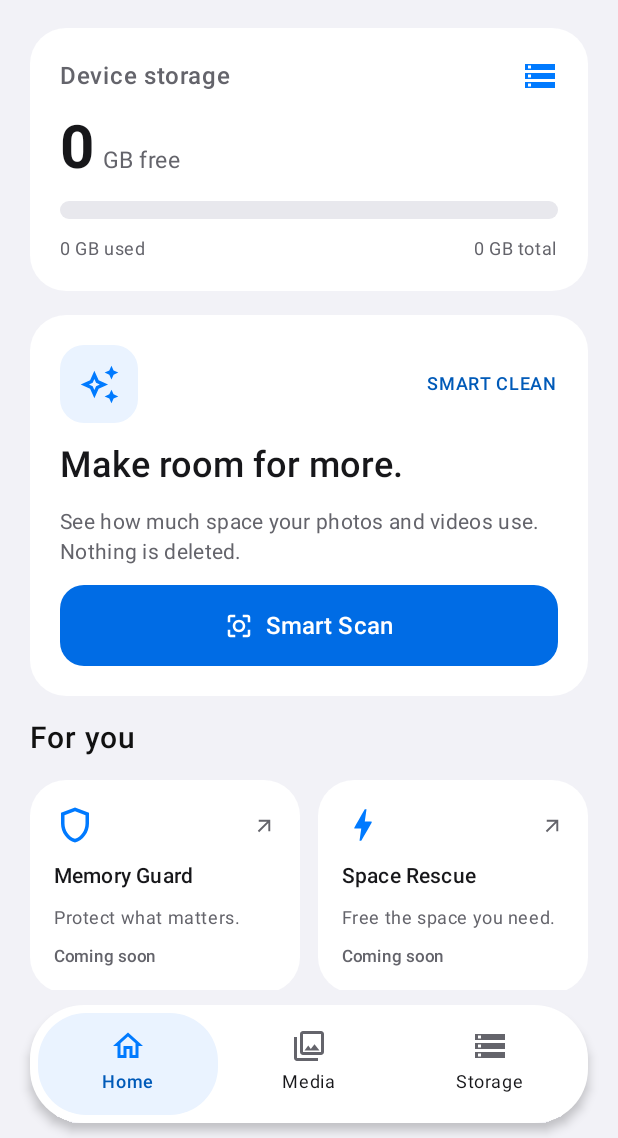
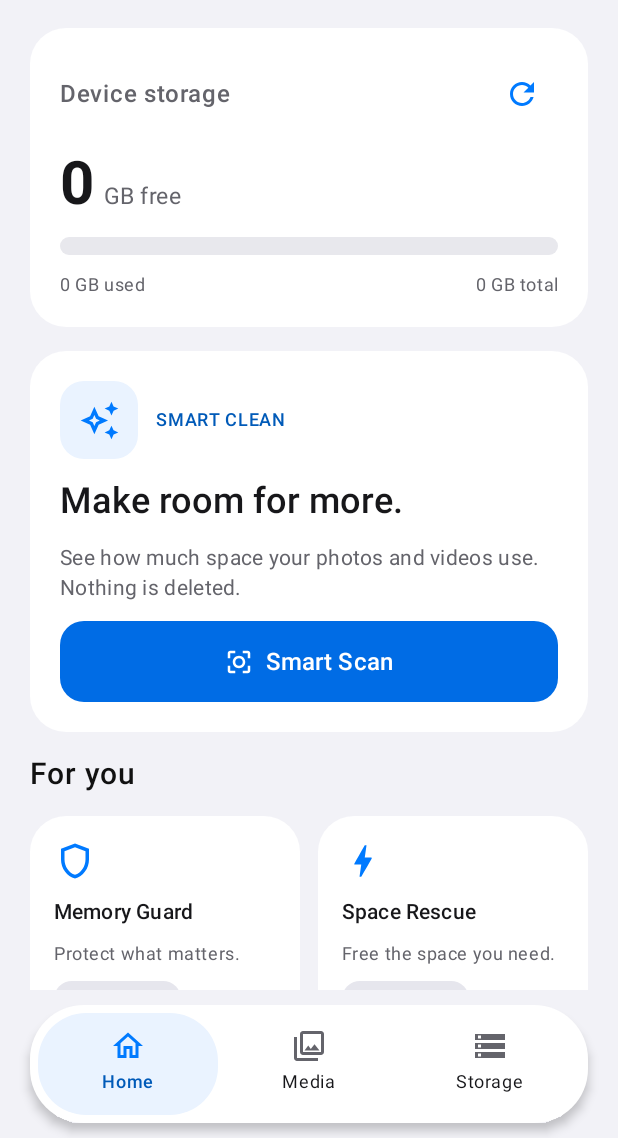
Before and after one commit to helloskyorigin/cleanova, an Android app built with Jetpack Compose: the screen it shows after launch (MainActivity), on a phone screen of 412 x 824 dp, the part 98-1236 px from its top. Run offline under Robolectric (Android 15) with nearby library versions, the phone set to English and light mode, and no system bars.

Commit message:
feat(home): polish adaptive storage and honest scan experience

```diff
--- a/app/src/main/java/com/cleanova/app/features/home/HomeScreen.kt
+++ b/app/src/main/java/com/cleanova/app/features/home/HomeScreen.kt
@@ -18,6 +18,7 @@ import androidx.compose.ui.draw.clip
 import androidx.compose.ui.graphics.Color
 import androidx.compose.ui.graphics.vector.ImageVector
 import androidx.compose.ui.platform.LocalHapticFeedback
+import androidx.compose.ui.platform.LocalDensity
 import androidx.compose.ui.hapticfeedback.HapticFeedbackType
 import androidx.compose.ui.res.stringResource
 import androidx.compose.ui.semantics.ProgressBarRangeInfo
@@ -88,20 +89,33 @@ private fun HomeStorageCard(state: HomeState, onRefresh: () -> Unit) = Panel {
     Row(Modifier.fillMaxWidth(), verticalAlignment = Alignment.CenterVertically) {
         Text(stringResource(R.string.home_device_storage), Modifier.weight(1f),
             color = MaterialTheme.colorScheme.onSurfaceVariant, fontWeight = FontWeight.Medium)
-        Icon(Icons.Outlined.Storage, null, tint = MaterialTheme.colorScheme.primary)
+        IconButton(onClick = onRefresh) {
+            Icon(Icons.Outlined.Refresh, stringResource(R.string.home_refresh_storage), tint = MaterialTheme.colorScheme.primary)
+        }
     }
     val cap = state.capacity
     if (cap == null) {
-        Text(stringResource(if (state.capacityError) R.string.home_storage_unavailable else R.string.home_storage_loading))
+        Text(stringResource(if (state.capacityError) R.string.home_storage_unavailable else R.string.home_storage_loading),
+            color = MaterialTheme.colorScheme.onSurfaceVariant)
         if (state.capacityError) TextButton(onClick = onRefresh) { Text(stringResource(R.string.home_retry)) }
+        else LinearProgressIndicator(Modifier.fillMaxWidth())
     } else {
-        Row(verticalAlignment = Alignment.Bottom, horizontalArrangement = Arrangement.spacedBy(5.dp)) {
-            Text(NumberFormat.getNumberInstance().apply { maximumFractionDigits = 1 }
-                .format(cap.available.coerceAtLeast(0) / 1_000_000_000.0),
-                fontSize = 40.sp, fontWeight = FontWeight.Bold, lineHeight = 46.sp,
-                modifier = Modifier.alignByBaseline())
-            Text(stringResource(R.string.home_gb_free), color = MaterialTheme.colorScheme.onSurfaceVariant,
-                fontSize = 15.sp, modifier = Modifier.alignByBaseline())
+        val available = NumberFormat.getNumberInstance().apply { maximumFractionDigits = 1 }
+            .format(cap.available.coerceIn(0, cap.total.coerceAtLeast(0)) / 1_000_000_000.0)
+        BoxWithConstraints(Modifier.fillMaxWidth()) {
+            if (maxWidth < 220.dp || LocalDensity.current.fontScale >= 1.4f) {
+                Column {
+                    Text(available, fontSize = 36.sp, fontWeight = FontWeight.Bold)
+                    Text(stringResource(R.string.home_gb_free), color = MaterialTheme.colorScheme.onSurfaceVariant)
+                }
+            } else {
+                Row(horizontalArrangement = Arrangement.spacedBy(6.dp)) {
+                    Text(available, fontSize = 40.sp, fontWeight = FontWeight.Bold,
+                        lineHeight = 46.sp, modifier = Modifier.alignByBaseline())
+                    Text(stringResource(R.string.home_gb_free), color = MaterialTheme.colorScheme.onSurfaceVariant,
+                        fontSize = 15.sp, modifier = Modifier.alignByBaseline())
+                }
+            }
         }
         val progress by animateFloatAsState(cap.fraction, tween(CleanovaMotion.storageProgressMs), label = "homeStorage")
         Box(Modifier.fillMaxWidth().height(12.dp).clip(CircleShape)
@@ -113,8 +127,9 @@ private fun HomeStorageCard(state: HomeState, onRefresh: () -> Unit) = Panel {
         Row(Modifier.fillMaxWidth(), horizontalArrangement = Arrangement.SpaceBetween) {
             Text(stringResource(R.string.home_used, gb(cap.used)), Modifier.weight(1f),
                 style = MaterialTheme.typography.bodySmall, color = MaterialTheme.colorScheme.onSurfaceVariant)
-            Text(stringResource(R.string.home_total, gb(cap.total)),
-                style = MaterialTheme.typography.bodySmall, color = MaterialTheme.colorScheme.onSurfaceVariant)
+            Text(stringResource(R.string.home_total, gb(cap.total)), Modifier.weight(1f),
+                style = MaterialTheme.typography.bodySmall, color = MaterialTheme.colorScheme.onSurfaceVariant,
+                textAlign = androidx.compose.ui.text.style.TextAlign.End)
         }
         if (state.capacityError) {
             Text(stringResource(R.string.home_stale_storage), style = MaterialTheme.typography.bodySmall)
@@ -135,7 +150,7 @@ private fun SmartCleanCard(
         Box(Modifier.size(52.dp).clip(RoundedCornerShape(16.dp)).background(MaterialTheme.colorScheme.primaryContainer), contentAlignment = Alignment.Center) {
             Icon(Icons.Outlined.AutoAwesome, null, Modifier.size(27.dp), tint = MaterialTheme.colorScheme.primary)
         }
-        Spacer(Modifier.weight(1f))
+        Spacer(Modifier.width(12.dp))
         Text(stringResource(R.string.home_smart_clean), style = MaterialTheme.typography.labelMedium,
             fontWeight = FontWeight.SemiBold, color = MaterialTheme.colorScheme.onPrimaryContainer)
     }
@@ -143,6 +158,8 @@ private fun SmartCleanCard(
     Text(stringResource(R.string.home_smart_description), color = MaterialTheme.colorScheme.onSurfaceVariant,
         style = MaterialTheme.typography.bodyMedium)
     if (state.scanning) {
+        Text(stringResource(R.string.home_scan_progress), style = MaterialTheme.typography.bodySmall,
+            color = MaterialTheme.colorScheme.onSurfaceVariant)
         LinearProgressIndicator(Modifier.fillMaxWidth())
         OutlinedButton(onClick = onCancel, modifier = Modifier.fillMaxWidth()) {
             Text(stringResource(R.string.home_cancel_scan))
@@ -153,12 +170,20 @@ private fun SmartCleanCard(
             shape = RoundedCornerShape(CleanovaRadius.button)) {
             Icon(Icons.Outlined.CenterFocusStrong, null, Modifier.size(20.dp))
             Spacer(Modifier.width(8.dp))
-            Text(stringResource(if (state.inventory != null) R.string.home_scan_again else R.string.home_smart_scan),
+            Text(stringResource(when {
+                !permission.hasAny -> R.string.home_allow_access
+                state.inventory?.access == permission -> R.string.home_scan_again
+                else -> R.string.home_smart_scan
+            }),
                 fontWeight = FontWeight.SemiBold, fontSize = 16.sp)
         }
     }
-    if (permission.hasAny && !permission.isFull && !state.scanning) {
-        TextButton(onClick = onChangeAccess) { Text(stringResource(R.string.home_change_access)) }
+    if (!permission.isFull) {
+        Text(stringResource(R.string.home_scan_coverage), style = MaterialTheme.typography.bodySmall,
+            color = MaterialTheme.colorScheme.onSurfaceVariant)
+        if (permission.hasAny && !state.scanning) {
+            TextButton(onClick = onChangeAccess) { Text(stringResource(R.string.home_change_access)) }
+        }
     }
     state.scanError?.let { Text(it, color = MaterialTheme.colorScheme.error) }
     state.inventory?.takeIf { it.access == permission }?.let { result ->
@@ -178,13 +203,14 @@ private fun UpcomingCard(modifier: Modifier, icon: ImageVector, title: String, d
         Column(Modifier.padding(16.dp), verticalArrangement = Arrangement.spacedBy(10.dp)) {
             Row(Modifier.fillMaxWidth(), verticalAlignment = Alignment.CenterVertically) {
                 Icon(icon, null, Modifier.size(28.dp), tint = MaterialTheme.colorScheme.primary)
-                Spacer(Modifier.weight(1f))
-                Icon(Icons.Outlined.ArrowOutward, null, Modifier.size(15.dp), tint = MaterialTheme.colorScheme.onSurfaceVariant)
+                // Upcoming tools are intentionally not interactive until implemented.
             }
             Text(title, style = MaterialTheme.typography.titleSmall, fontWeight = FontWeight.SemiBold)
             Text(description, style = MaterialTheme.typography.bodySmall, color = MaterialTheme.colorScheme.onSurfaceVariant)
-            Text(stringResource(R.string.home_coming_soon), style = MaterialTheme.typography.labelSmall,
-                color = MaterialTheme.colorScheme.onSurfaceVariant)
+            Surface(shape = CircleShape, color = MaterialTheme.colorScheme.surfaceVariant) {
+                Text(stringResource(R.string.home_coming_soon), Modifier.padding(horizontal = 8.dp, vertical = 4.dp),
+                    style = MaterialTheme.typography.labelSmall, color = MaterialTheme.colorScheme.onSurfaceVariant)
+            }
         }
     }
 }
```
